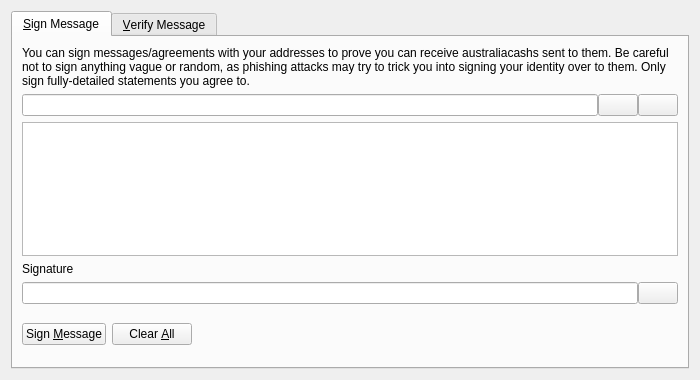
This is src/qt/forms/signverifymessagedialog.ui in farsider350/AustraliaCash-Core as Qt 5 draws it before an edit. The edited form follows.
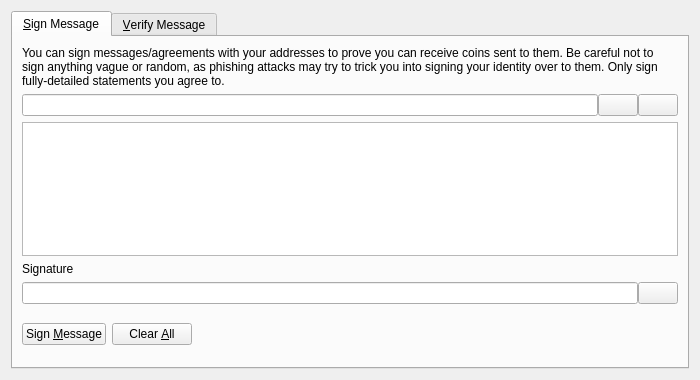
This is the edited form. Icons and pictures are not drawn. Custom widgets are drawn as their Qt base class.

What changed in the file:
```diff
--- a/src/qt/forms/signverifymessagedialog.ui
+++ b/src/qt/forms/signverifymessagedialog.ui
@@ -30,7 +30,7 @@
        <item>
         <widget class="QLabel" name="infoLabel_SM">
          <property name="text">
-          <string>You can sign messages/agreements with your addresses to prove you can receive australiacashs sent to them. Be careful not to sign anything vague or random, as phishing attacks may try to trick you into signing your identity over to them. Only sign fully-detailed statements you agree to.</string>
+          <string>You can sign messages/agreements with your addresses to prove you can receive coins sent to them. Be careful not to sign anything vague or random, as phishing attacks may try to trick you into signing your identity over to them. Only sign fully-detailed statements you agree to.</string>
          </property>
          <property name="textFormat">
           <enum>Qt::PlainText</enum>
```
Left out of the diff: 8 changed lines with no effect on the pictures.
